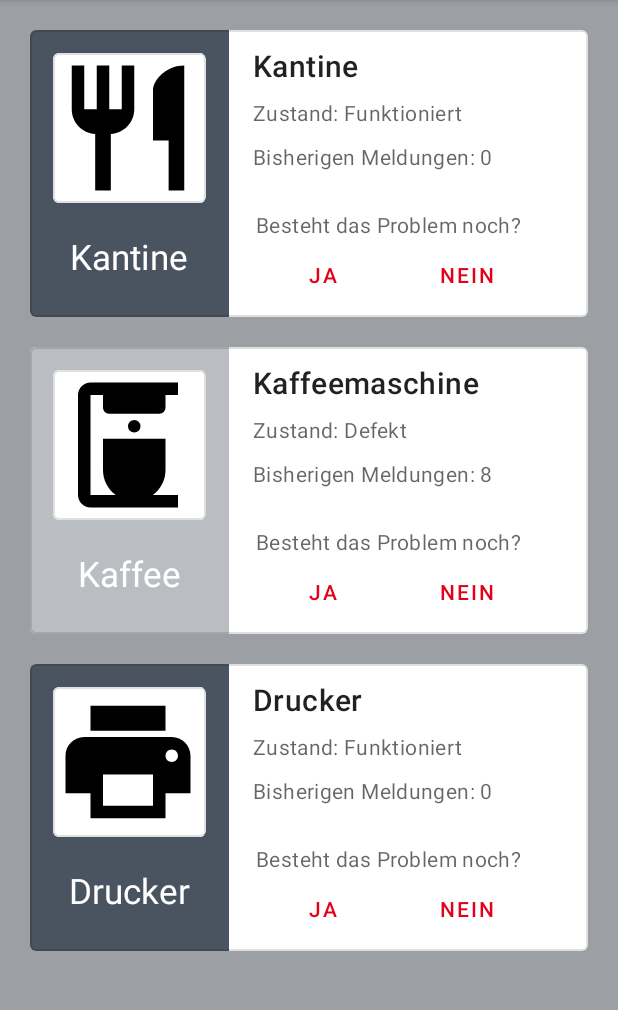
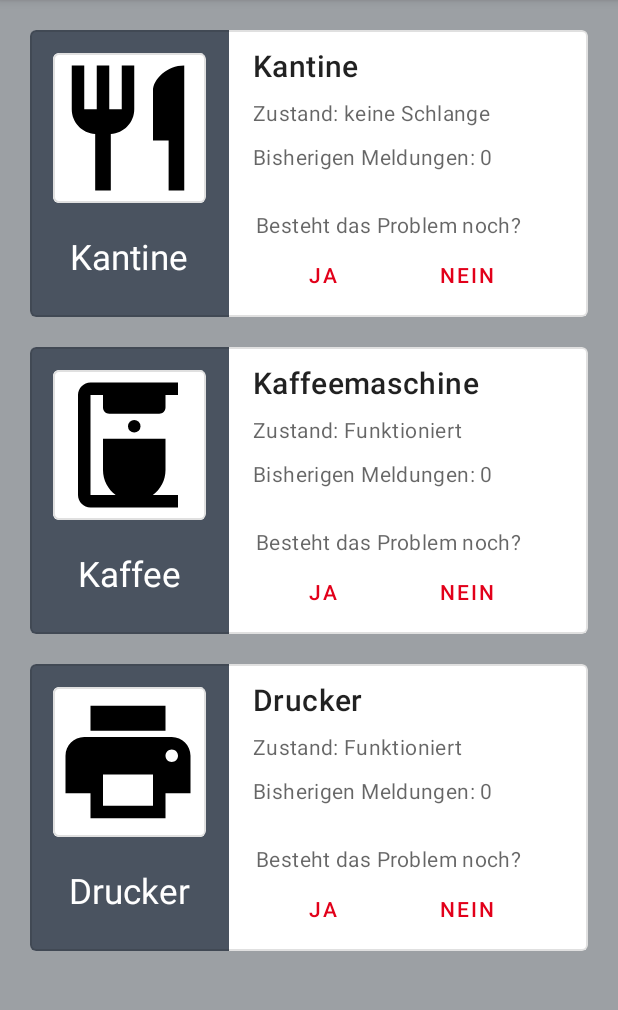
Before and after one commit to DHBWorld/DHBWorld, an Android app: the screen it shows after launch (UserInteraction), on a phone screen of 412 x 824 dp, the part 84-1094 px from its top. Run offline under Robolectric (Android 15) with nearby library versions, the phone set to English and light mode, and no system bars; our stand-ins replace Firebase (no records; nobody signed in at launch, a user with empty details on screens opened directly).

Commit message:
Few cleanups

```diff
--- a/app/src/main/java/com/main/dhbworld/Firebase/Utilities.java
+++ b/app/src/main/java/com/main/dhbworld/Firebase/Utilities.java
@@ -22,9 +22,9 @@ public class Utilities {
     public static final String CATEGORY_CAFETERIA = "cafeteria";
     public static final String CATEGORY_PRINTER = "printer";
 
-    private static final long invalidateTime = 15 * 1000 * 60;
-    private static final long invalidateTimeSwitch = 5 * 1000 * 60;
-    private static final long invalidateTimeClicks = 1000 * 60;
+    private static final long invalidateTime = 0 * 15 * 1000 * 60;
+    private static final long invalidateTimeSwitch = 0 * 5 * 1000 * 60;
+    private static final long invalidateTimeClicks = 0 * 1000 * 60;
 
     private final FirebaseAuth mAuth;
     private FirebaseUser user;
@@ -190,7 +190,11 @@ public class Utilities {
             public void onComplete(@NonNull Task<DataSnapshot> task) {
                 if (task.isSuccessful() && task.getResult() != null) {
                     if (task.getResult().getValue() == null) {
-                        currentStatusListener.onStatusReceived(category, 0);
+                        if (category.equals(CATEGORY_CAFETERIA)) {
+                            currentStatusListener.onStatusReceived(category, 3);
+                        } else {
+                            currentStatusListener.onStatusReceived(category, 0);
+                        }
                     } else {
                         currentStatusListener.onStatusReceived(category, task.getResult().getValue(int.class));
                     }
@@ -222,16 +226,41 @@ public class Utilities {
     }
 
     /**
-     * Subscribe to a topic to which the push-notifications are send
+     * Subscribe to a topic to receive notifications for a given category
+     * @param category for which to receive notifications
      */
-    public static void subscribeToTopic() {
-        FirebaseMessaging.getInstance().subscribeToTopic("Test")
+    public static void subscribeToTopic(String category) {
+        FirebaseMessaging.getInstance().subscribeToTopic(category)
                 .addOnCompleteListener(new OnCompleteListener<Void>() {
                     @Override
                     public void onComplete(@NonNull Task<Void> task) {
                         System.out.println("subscribed");
                     }
                 });
+    }
+
+    /**
+     * Subscribe to all topics to get notifications for all categories
+     */
+    public static void subscribeToTopics() {
+        String[] categories = new String[]{CATEGORY_CAFETERIA, CATEGORY_COFFEE, CATEGORY_PRINTER};
+        for (String category : categories) {
+            FirebaseMessaging.getInstance().subscribeToTopic(category)
+                    .addOnCompleteListener(new OnCompleteListener<Void>() {
+                        @Override
+                        public void onComplete(@NonNull Task<Void> task) {
+                            System.out.println("subscribed");
+                        }
+                    });
+        }
+    }
+
+    /**
+     * Unsubscribe from a topic to cancel the receiving of notifications
+     * @param category of which no notifications should be received anymore
+     */
+    public static void unsubscribeFromTopic(String category) {
+        FirebaseMessaging.getInstance().unsubscribeFromTopic(category);
     }
 
     /**
--- a/app/src/main/java/com/main/dhbworld/Services/UserInteractionMessagingService.java
+++ b/app/src/main/java/com/main/dhbworld/Services/UserInteractionMessagingService.java
@@ -82,7 +82,7 @@ public class UserInteractionMessagingService extends FirebaseMessagingService {
                     NotificationCompat.Builder builder = new NotificationCompat.Builder(getApplicationContext(), "warnings")
                             .setSmallIcon(icon)
                             .setContentTitle(title)
-                            .setColor(color)
+                            .setColor(getResources().getColor(color))
                             .setStyle(new NotificationCompat.BigTextStyle().bigText(message))
                             .setContentText(message)
                             .setPriority(NotificationCompat.PRIORITY_HIGH)
--- a/app/src/main/java/com/main/dhbworld/UserInteraction.java
+++ b/app/src/main/java/com/main/dhbworld/UserInteraction.java
@@ -63,6 +63,8 @@ public class UserInteraction extends AppCompatActivity {
         progressDialog.setCancelable(false);
         progressDialog.show();
 
+        Utilities.subscribeToTopics();
+
         firebaseUtilities = new Utilities(this);
         firebaseUtilities.setSignedInListener(new SignedInListener() {
             @Override
@@ -82,13 +84,13 @@ public class UserInteraction extends AppCompatActivity {
                 Resources res = getResources();
                 switch (category) {
                     case Utilities.CATEGORY_CAFETERIA:
+                        System.out.println("STATUS: " + status);
                         stateCanteen = InteractionState.parseId(status);
                         stateCanteenTV.setText(getResources().getString(R.string.state) + " " + stateCanteen.getText());
                         imageBox_canteen.setBackgroundColor(res.getColor(stateCanteen.getColor()));
                         break;
                     case Utilities.CATEGORY_COFFEE:
                         stateCoffee = InteractionState.parseId(status);
-                        stateCoffee = InteractionState.DEFECT;
                         stateCoffeeTV.setText(getResources().getString(R.string.state) + " " + stateCoffee.getText());
                         imageBox_coffee.setBackgroundColor(res.getColor(stateCoffee.getColor()));
                         break;
@@ -111,7 +113,6 @@ public class UserInteraction extends AppCompatActivity {
                         break;
                     case Utilities.CATEGORY_COFFEE:
                         notificationCoffee = reportCount;
-                        notificationCoffee = 8;
                         notificationCoffeeTV.setText(getResources().getString(R.string.previous_notifications) + " " + notificationCoffee);
                         break;
                     case Utilities.CATEGORY_PRINTER:
@@ -188,7 +189,6 @@ public class UserInteraction extends AppCompatActivity {
             @Override
             public void onClick(View v) {
                 DialogCofirmationUserInteraction confirmation= new DialogCofirmationUserInteraction(UserInteraction.this, R.string.moechten_sie_melden_dass_der_drucker_kaputt_ist, R.string.problem_report);
-                confirmation.show();
 
                 confirmation.setPositiveButton(R.string.problem_report, new DialogInterface.OnClickListener() {
                     @Override
@@ -210,6 +210,7 @@ public class UserInteraction extends AppCompatActivity {
                         firebaseUtilities.addToDatabase(category, InteractionState.DEFECT.getId());
                     }
                 });
+                confirmation.show();
             }
         });
 
@@ -261,7 +262,7 @@ public class UserInteraction extends AppCompatActivity {
         stateCoffeeTV = findViewById(R.id.state_coffee);
         statePrinterTV = findViewById(R.id.state_printer);
 
-        stateCanteen =InteractionState.QUEUE_MIDDLE;
+        stateCanteen =InteractionState.QUEUE_ABCENT;
         stateCoffee =InteractionState.NORMAL;
         statePrinter =InteractionState.NORMAL;
 
--- a/app/src/main/res/layout/user_interaction_layout.xml
+++ b/app/src/main/res/layout/user_interaction_layout.xml
@@ -5,14 +5,13 @@
     android:layout_width="match_parent"
     android:layout_height="match_parent"
     android:background="@color/grey_light"
-    android:paddingHorizontal="20dp"
     tools:context="com.main.dhbworld.Services.UserInteractionMessagingService">
 
 
 <LinearLayout
     android:id="@+id/user_interaction_linear"
     android:background="@color/grey_light"
-    android:paddingVertical="20dp"
+    android:padding="20dp"
     android:layout_width="match_parent"
     android:layout_height="match_parent"
     android:orientation="vertical"
@@ -26,7 +25,6 @@
         android:baselineAligned="false"
         app:strokeWidth="1dp"
         app:strokeColor="@color/stroke_color"
-
         app:cardElevation="0dp">
 
         <LinearLayout
@@ -87,9 +85,10 @@
 
 
         <LinearLayout
-            android:layout_width="wrap_content"
+            android:layout_width="match_parent"
             android:layout_height="wrap_content"
             android:orientation="vertical"
+            android:layout_marginEnd="16dp"
            >
             <LinearLayout
                 android:layout_width="match_parent"
@@ -250,9 +249,10 @@
 
 
                 <LinearLayout
-                    android:layout_width="wrap_content"
+                    android:layout_width="match_parent"
                     android:layout_height="wrap_content"
                     android:orientation="vertical"
+                    android:layout_marginEnd="16dp"
                     >
                     <LinearLayout
                         android:layout_width="match_parent"
@@ -410,9 +410,10 @@
 
 
                 <LinearLayout
-                    android:layout_width="wrap_content"
+                    android:layout_width="match_parent"
                     android:layout_height="wrap_content"
                     android:orientation="vertical"
+                    android:layout_marginEnd="16dp"
                     >
                     <LinearLayout
                         android:layout_width="match_parent"
```
